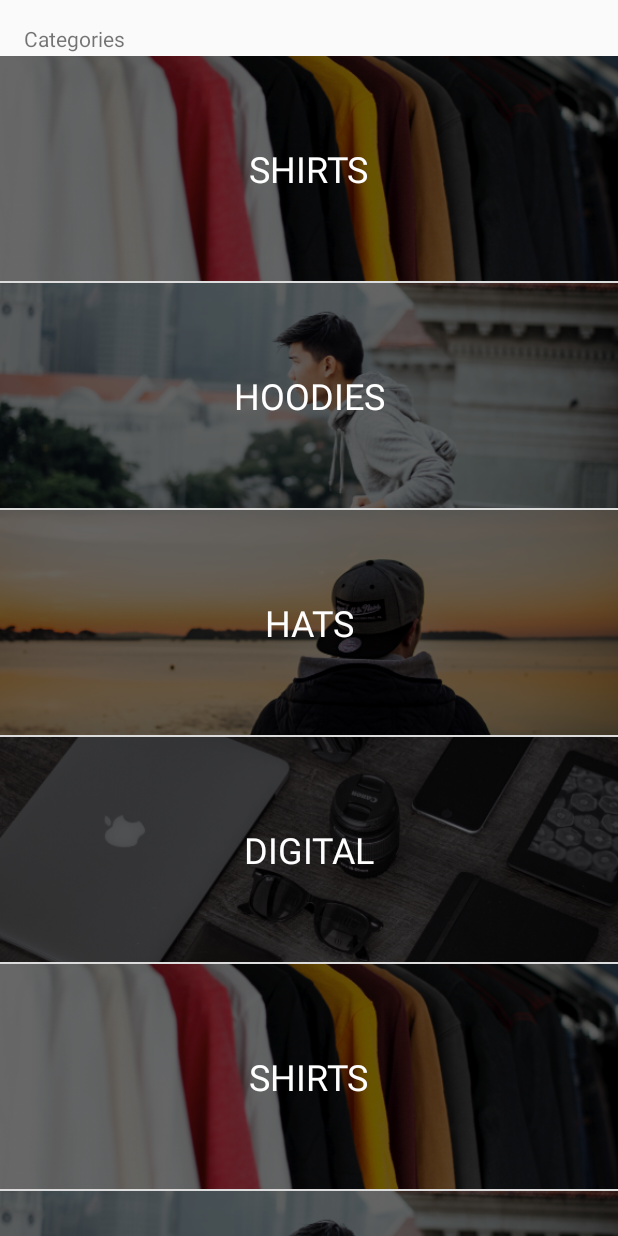
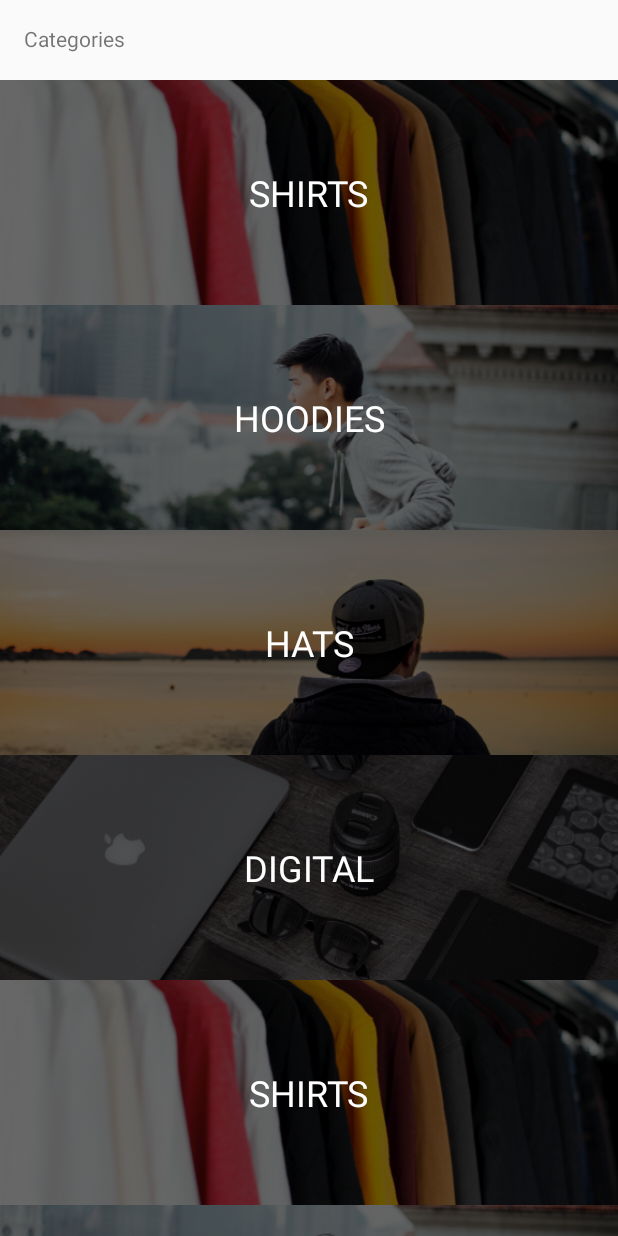
Before and after one commit to DevAbraham/CoderSwag-List-And-RecyclerViews, an Android app: the screen it shows after launch (MainActivity), on a phone screen of 412 x 824 dp. Run offline under Robolectric (Android 15) with nearby library versions, the phone set to English and light mode, and no system bars.

Commit message:
recyclerview-adapter

```diff
--- /dev/null
+++ b/app/src/main/java/com/ruedapps/coderswag/Adapters/CategoryRecyclerAdapter.kt
@@ -0,0 +1,42 @@
+package com.ruedapps.coderswag.Adapters
+
+import android.content.Context
+import android.view.LayoutInflater
+import android.view.View
+import android.view.ViewGroup
+import android.widget.ImageView
+import android.widget.TextView
+import androidx.recyclerview.widget.RecyclerView
+import com.ruedapps.coderswag.Model.Category
+import com.ruedapps.coderswag.R
+
+
+class CategoryRecyclerAdapter (val context :Context , val categories : List <Category>): RecyclerView.Adapter<CategoryRecyclerAdapter.Holder>() {
+
+
+    override fun onCreateViewHolder(parent: ViewGroup, viewType: Int): Holder {
+       val view = LayoutInflater.from(context)
+           .inflate(R.layout.category_list_item,parent,false)
+        return Holder(view)
+    }
+
+    override fun onBindViewHolder(holder: Holder, position: Int) {
+        holder.bindCategory(categories[position], context)
+    }
+
+    override fun getItemCount(): Int {
+        return categories.count()
+    }
+
+    inner class Holder (itemView: View) : RecyclerView.ViewHolder(itemView) {
+
+        val categoryImage = itemView.findViewById<ImageView>(R.id.categoryImage)
+        val categoryTitle = itemView.findViewById<TextView>(R.id.categoryText)
+
+        fun bindCategory (category : Category , context: Context){
+            val resourceId= context.resources.getIdentifier(category.image, "drawable", context.packageName)
+            categoryImage?.setImageResource(resourceId)
+            categoryTitle?.text = category.title
+        }
+    }
+}
--- a/app/src/main/java/com/ruedapps/coderswag/Controler/MainActivity.kt
+++ b/app/src/main/java/com/ruedapps/coderswag/Controler/MainActivity.kt
@@ -1,10 +1,9 @@
 package com.ruedapps.coderswag.Controler
 
+import android.os.Bundle
 import androidx.appcompat.app.AppCompatActivity
-import android.os.Bundle
-import android.widget.ArrayAdapter
-import com.ruedapps.coderswag.Adapters.CategoryAdapter
-import com.ruedapps.coderswag.Model.Category
+import androidx.recyclerview.widget.LinearLayoutManager
+import com.ruedapps.coderswag.Adapters.CategoryRecyclerAdapter
 import com.ruedapps.coderswag.R
 import com.ruedapps.coderswag.Services.DataService
 import kotlinx.android.synthetic.main.activity_main.*
@@ -12,13 +11,18 @@ import kotlinx.android.synthetic.main.activity_main.*
 class MainActivity : AppCompatActivity() {
 
 
-    lateinit var adapter : CategoryAdapter
+    lateinit var adapter : CategoryRecyclerAdapter
 
     override fun onCreate(savedInstanceState: Bundle?) {
         super.onCreate(savedInstanceState)
         setContentView(R.layout.activity_main)
-        adapter = CategoryAdapter(this, DataService.categories)
+        adapter = CategoryRecyclerAdapter(this, DataService.categories)
         listViewCategories.adapter = adapter
+
+        val layoutManager = LinearLayoutManager(this)
+
+        listViewCategories.layoutManager = layoutManager
+        listViewCategories.setHasFixedSize(true)
 
     }
 
--- a/app/src/main/res/layout/activity_main.xml
+++ b/app/src/main/res/layout/activity_main.xml
@@ -12,12 +12,14 @@
         android:layout_height="wrap_content"
         android:layout_marginStart="16dp"
         android:layout_marginTop="16dp"
+        android:layout_marginBottom="16dp"
         android:text="Categories"
+        app:layout_constraintBottom_toTopOf="@+id/listViewCategories"
         app:layout_constraintLeft_toLeftOf="parent"
         app:layout_constraintStart_toStartOf="parent"
         app:layout_constraintTop_toTopOf="parent" />
 
-    <ListView
+    <androidx.recyclerview.widget.RecyclerView
         android:id="@+id/listViewCategories"
         android:layout_width="0dp"
         android:layout_height="0dp"
```
